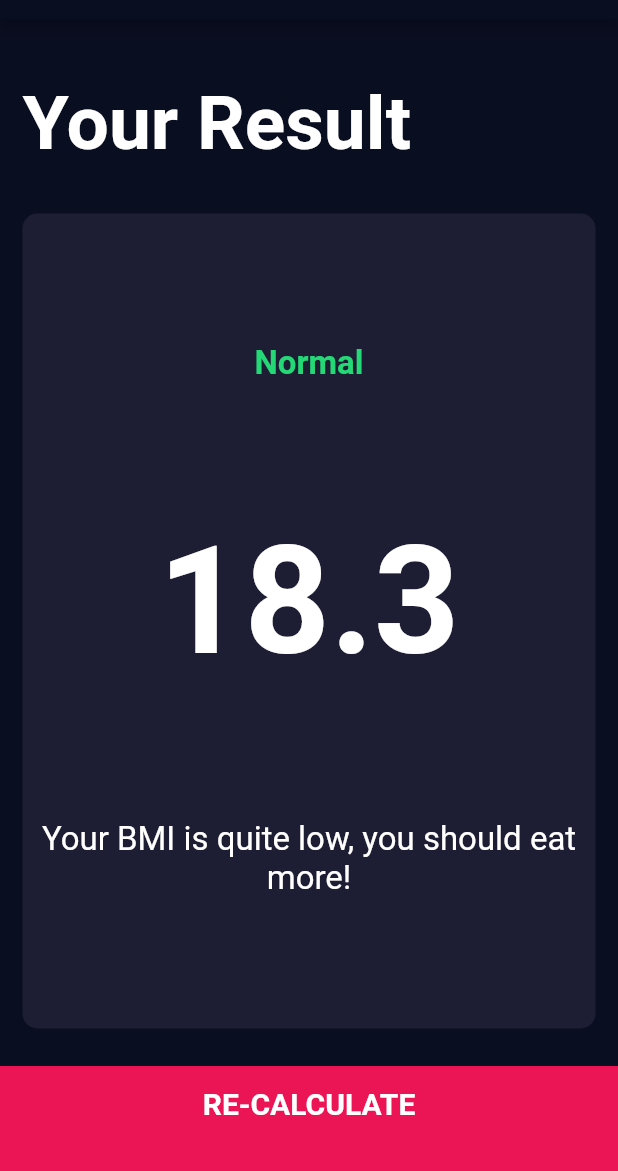
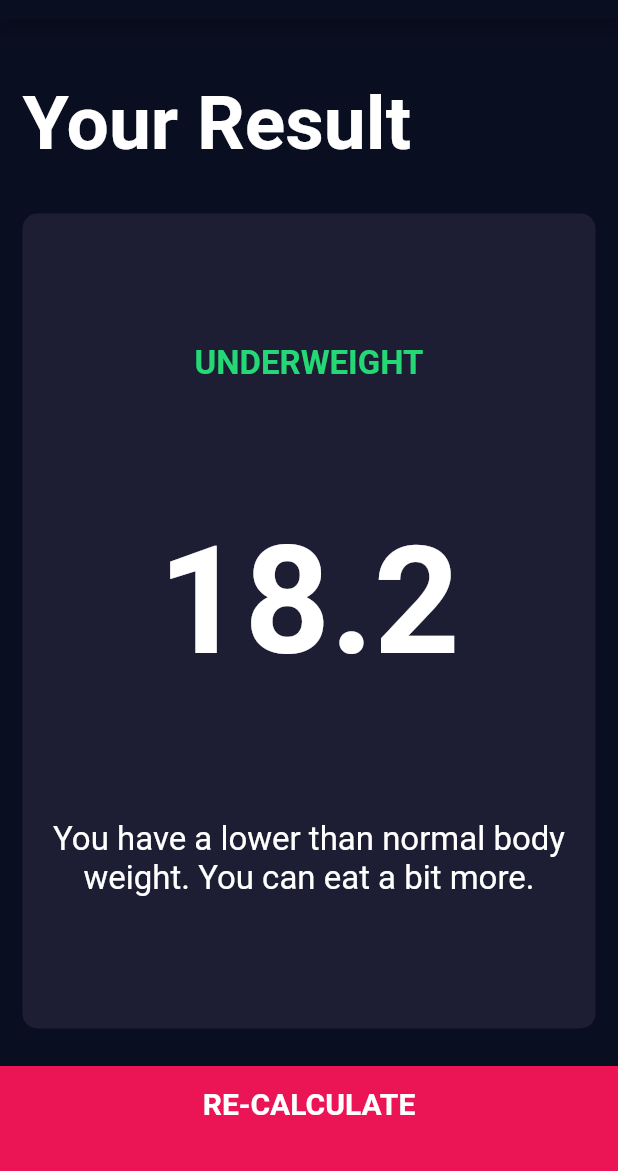
Before and after one commit to malgwi/BMI, a Flutter app: the screen it shows after launch, after a tap on "CALCULATE", on a phone screen of 412 x 824 dp, the part 65-1236 px from its top. Run offline on Flutter 3.47's test engine with Material 2 defaults, Android fonts, the phone set to English and light mode, and no system bars; our stand-ins replace font_awesome_flutter.

Commit message:
BMI calculated

```diff
--- a/lib/calculator_brain.dart
+++ b/lib/calculator_brain.dart
@@ -0,0 +1,35 @@
+import 'dart:math';
+
+class CalculatorBrain {
+  CalculatorBrain({this.height, this.weight});
+
+  final int height;
+  final int weight;
+
+  double _bmi;
+
+  String calculatorBMI() {
+    _bmi = weight / pow(height / 100, 2);
+    return _bmi.toStringAsFixed(1);
+  }
+
+  String getResult() {
+    if (_bmi >= 25) {
+      return 'Overweight';
+    } else if (_bmi > 18.5) {
+      return 'Normal';
+    } else {
+      return 'underweight';
+    }
+  }
+
+  String getInterpretation() {
+    if (_bmi >= 25) {
+      return 'You have a higher than normal body weight. Try to exercise more.';
+    } else if (_bmi >= 18.5) {
+      return 'You have a normal body weight. Good job!';
+    } else {
+      return 'You have a lower than normal body weight. You can eat a bit more.';
+    }
+  }
+}
--- a/lib/screens/input_page.dart
+++ b/lib/screens/input_page.dart
@@ -6,6 +6,7 @@ import '../constants.dart';
 import 'results_page.dart';
 import '../components/bottom_button.dart';
 import '../components/round_icon_button.dart';
+import 'package:bmi_calculator/calculator_brain.dart';
 
 enum Gender {
   male,
@@ -214,10 +215,17 @@ class _InputPageState extends State<InputPage> {
           BottomButton(
             buttonTitle: 'CALCULATE',
             onTap: () {
+              CalculatorBrain calc =
+                  CalculatorBrain(height: height, weight: weight);
+
               Navigator.push(
                 context,
                 MaterialPageRoute(
-                  builder: (context) => ResultPage(),
+                  builder: (context) => ResultPage(
+                    bmiResult: calc.calculatorBMI(),
+                    resultText: calc.getResult(),
+                    interpretation: calc.getInterpretation(),
+                  ),
                 ),
               );
             },
--- a/lib/screens/results_page.dart
+++ b/lib/screens/results_page.dart
@@ -4,6 +4,15 @@ import '../components/reusable_card.dart';
 import 'package:flutter/material.dart';
 
 class ResultPage extends StatelessWidget {
+  ResultPage(
+      {@required this.bmiResult,
+      @required this.resultText,
+      @required this.interpretation});
+
+  final String bmiResult;
+  final String resultText;
+  final String interpretation;
+
   @override
   Widget build(BuildContext context) {
     return Scaffold(
@@ -33,15 +42,15 @@ class ResultPage extends StatelessWidget {
                 crossAxisAlignment: CrossAxisAlignment.center,
                 children: <Widget>[
                   Text(
-                    'Normal',
+                    resultText.toUpperCase(),
                     style: kResultTextStyle,
                   ),
                   Text(
-                    '18.3',
+                    bmiResult,
                     style: kBMITextStyle,
                   ),
                   Text(
-                    'Your BMI is quite low, you should eat more!',
+                    interpretation,
                     textAlign: TextAlign.center,
                     style: kBodyTextStyle,
                   )
```
